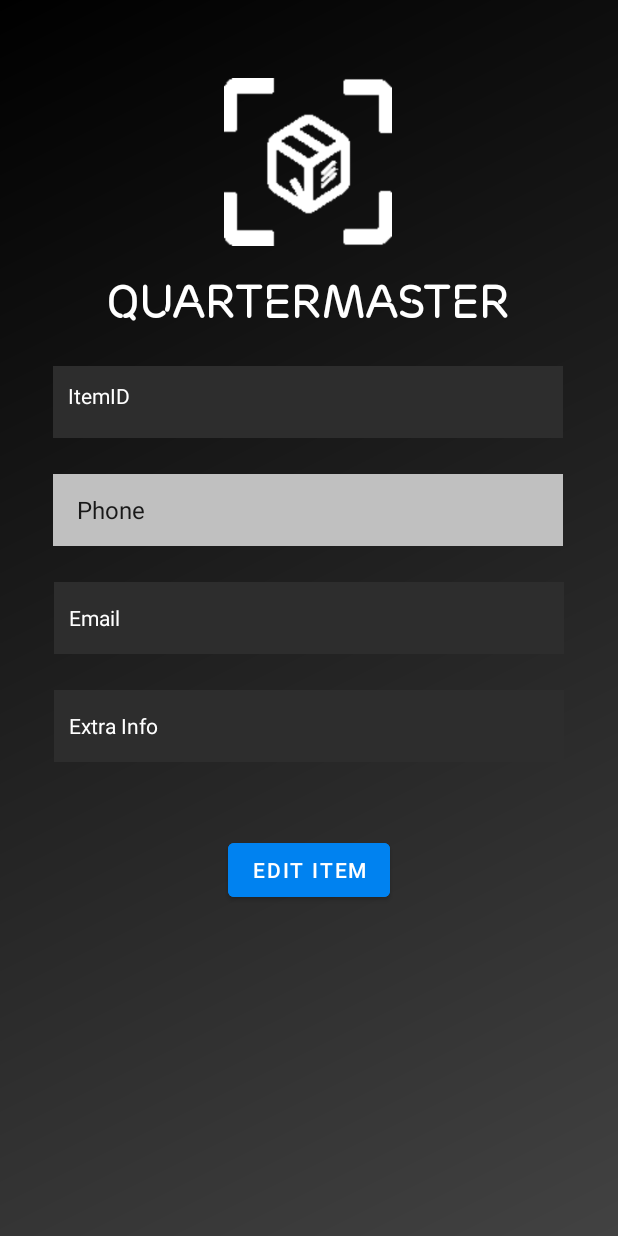
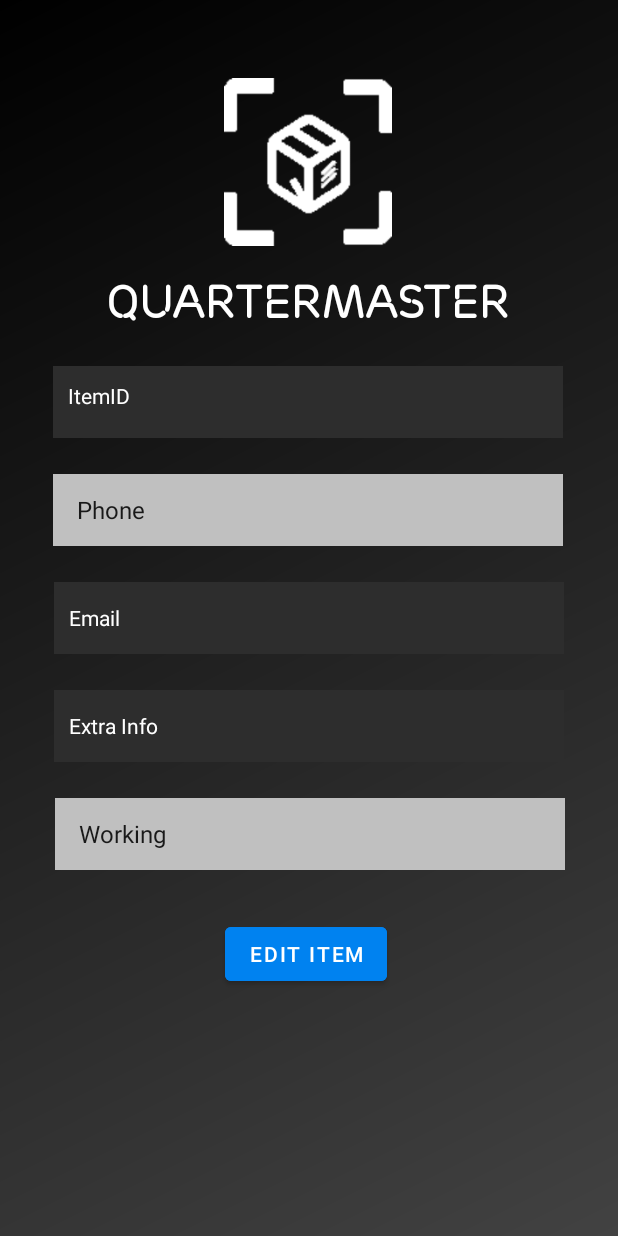
Before and after one commit to eeibmce/QuarterMaster, an Android app: the ItemEdit screen opened directly, with no data from a screen before it, on a phone screen of 412 x 824 dp. Run offline under Robolectric (Android 15) with nearby library versions, the phone set to English and light mode, and no system bars; our stand-ins replace Firebase (no records; nobody signed in at launch, a user with empty details on screens opened directly); 1 statement that could not run was skipped.

Commit message:
Added repair status

```diff
--- a/app/src/main/java/com/example/quartermaster/ItemCreate.java
+++ b/app/src/main/java/com/example/quartermaster/ItemCreate.java
@@ -54,7 +54,7 @@ public class ItemCreate extends AppCompatActivity {
             }
             // Extra info
             String extraInfo = mExtraInfo.getText().toString().trim();
-
+            String repairStatus = "Working";
             // Get email
             assert user != null;
             String email = user.getEmail();
@@ -63,6 +63,7 @@ public class ItemCreate extends AppCompatActivity {
             item.put("ItemType", itemType);
             item.put("OwnerEmail", email);
             item.put("ExtraInfo", extraInfo);
+            item.put("RepairStatus", repairStatus);
             String stquantity = mQuantity.getText().toString();
             int quantity = Integer.parseInt(stquantity);
             if (quantity > 100) {
--- a/app/src/main/java/com/example/quartermaster/ItemEdit.java
+++ b/app/src/main/java/com/example/quartermaster/ItemEdit.java
@@ -24,7 +24,7 @@ import java.util.Map;
 public class ItemEdit extends AppCompatActivity {
 
     TextView mItemId;
-    Spinner mEditItemType;
+    Spinner mEditItemType, mEditRepairStatus;
     EditText mEditOwnerEmail, mEditExtraInfo;
     Button mEditBtn;
     FirebaseAuth fAuth;
@@ -42,6 +42,7 @@ public class ItemEdit extends AppCompatActivity {
         mEditItemType = findViewById(R.id.EditItemType);
         mEditOwnerEmail = findViewById(R.id.EditOwnerEmail);
         mEditExtraInfo = findViewById(R.id.EditExtraInfo);
+        mEditRepairStatus = findViewById(R.id.EditRepairStatus);
         mEditBtn = findViewById(R.id.EditItemBtn);
 
         String Uid = getIntent().getExtras().getString("Uid").trim();
@@ -50,6 +51,11 @@ public class ItemEdit extends AppCompatActivity {
                 android.R.layout.simple_list_item_1, getResources().getStringArray(R.array.ListofItems));
         myAdapter.setDropDownViewResource(android.R.layout.simple_spinner_dropdown_item);
         mEditItemType.setAdapter(myAdapter);
+
+        ArrayAdapter<String> repairAdapter = new ArrayAdapter<>(ItemEdit.this,
+                android.R.layout.simple_list_item_1, getResources().getStringArray(R.array.RepairStatusList));
+        repairAdapter.setDropDownViewResource(android.R.layout.simple_spinner_dropdown_item);
+        mEditRepairStatus.setAdapter(repairAdapter);
 
         //Pull current doc
         DocumentReference docRef = db.collection("Items").document(Uid);
@@ -88,6 +94,7 @@ public class ItemEdit extends AppCompatActivity {
             String itemType = mEditItemType.getSelectedItem().toString();
             String email = mEditOwnerEmail.getText().toString().trim();
             String extraInfo = mEditExtraInfo.getText().toString().trim();
+            String repairStatus = mEditRepairStatus.getSelectedItem().toString();
             if (TextUtils.isEmpty(email)) {
                 mEditOwnerEmail.setError("Email is Required.");
                 return;
@@ -103,6 +110,7 @@ public class ItemEdit extends AppCompatActivity {
             item.put("ItemType", itemType);
             item.put("OwnerEmail", email);
             item.put("ExtraInfo", extraInfo);
+            item.put("RepairStatus", repairStatus);
             // Edit Document
             db.collection("Items").document(Uid)
                     .set(item)
--- a/app/src/main/java/com/example/quartermaster/ItemView.java
+++ b/app/src/main/java/com/example/quartermaster/ItemView.java
@@ -46,7 +46,7 @@ public class ItemView extends AppCompatActivity {
                     mItemInfo.append("\n");
                     mItemInfo.append("ExtraInfo: " + document.getString("ExtraInfo"));
                     mItemInfo.append("\n");
-                    mItemInfo.append("RepairStatus" + document.getString("RepairStatus"));
+                    mItemInfo.append("RepairStatus: " + document.getString("RepairStatus"));
                     mItemInfo.append("\n");
                 }
             } else {
--- a/app/src/main/java/com/example/quartermaster/QrActivity.java
+++ b/app/src/main/java/com/example/quartermaster/QrActivity.java
@@ -101,7 +101,7 @@ public class QrActivity extends AppCompatActivity {
                 bmap.compress(Bitmap.CompressFormat.JPEG, 100, out);
                 out.flush();
                 out.close();
-                Toast.makeText(this, "QrCode Saved", Toast.LENGTH_SHORT).show();
+                Toast.makeText(this, "QrCode Saved to Pictures", Toast.LENGTH_SHORT).show();
             } catch (Exception e) {
                 e.printStackTrace();
                 Toast.makeText(this, "Save Failed", Toast.LENGTH_SHORT).show();
--- a/app/src/main/res/layout/activity_item_edit.xml
+++ b/app/src/main/res/layout/activity_item_edit.xml
@@ -107,16 +107,33 @@
         app:layout_constraintStart_toStartOf="parent"
         app:layout_constraintTop_toBottomOf="@+id/EditOwnerEmail" />
 
+
+    <Spinner
+        android:id="@+id/EditRepairStatus"
+        android:layout_width="340dp"
+        android:layout_height="48dp"
+        android:layout_marginTop="24dp"
+        android:background="#B52323"
+        android:backgroundTint="#C0C0C0  "
+        android:contentDescription="@string/repair_status"
+        android:foregroundTint="#C8C1C1"
+        android:textColor="@color/white"
+        app:layout_constraintEnd_toEndOf="parent"
+        app:layout_constraintHorizontal_bias="0.507"
+        app:layout_constraintStart_toStartOf="parent"
+        app:layout_constraintTop_toBottomOf="@+id/EditExtraInfo" />
+
     <Button
         android:id="@+id/EditItemBtn"
         android:layout_width="wrap_content"
         android:layout_height="wrap_content"
-        android:layout_marginTop="48dp"
+        android:layout_marginTop="32dp"
         android:backgroundTint="#0082F0"
         android:text="@string/edit_item"
         android:textColor="@color/white"
         app:layout_constraintEnd_toEndOf="parent"
+        app:layout_constraintHorizontal_bias="0.493"
         app:layout_constraintStart_toStartOf="parent"
-        app:layout_constraintTop_toBottomOf="@+id/EditExtraInfo" />
+        app:layout_constraintTop_toBottomOf="@+id/EditRepairStatus" />
 
 </androidx.constraintlayout.widget.ConstraintLayout>
--- a/app/src/main/res/values/strings.xml
+++ b/app/src/main/res/values/strings.xml
@@ -24,6 +24,11 @@
         <item>Desk</item>
         <item>Computer</item>
         <item>Server</item>
+    </string-array>
+    <string-array name="RepairStatusList">
+        <item>Working</item>
+        <item>Broken</item>
+        <item>Being Repaired</item>
     </string-array>
     <string name="title_activity_home_pageqm">HomePageqm</string>
     <string name="next">Next</string>
@@ -57,4 +62,5 @@
     <string name="qrgeneration">Qr-Generation</string>
     <string name="save_as_jpeg">Save as Jpeg</string>
     <string name="qractions">QrActions</string>
+    <string name="repair_status">Repair Status</string>
 </resources>
```
